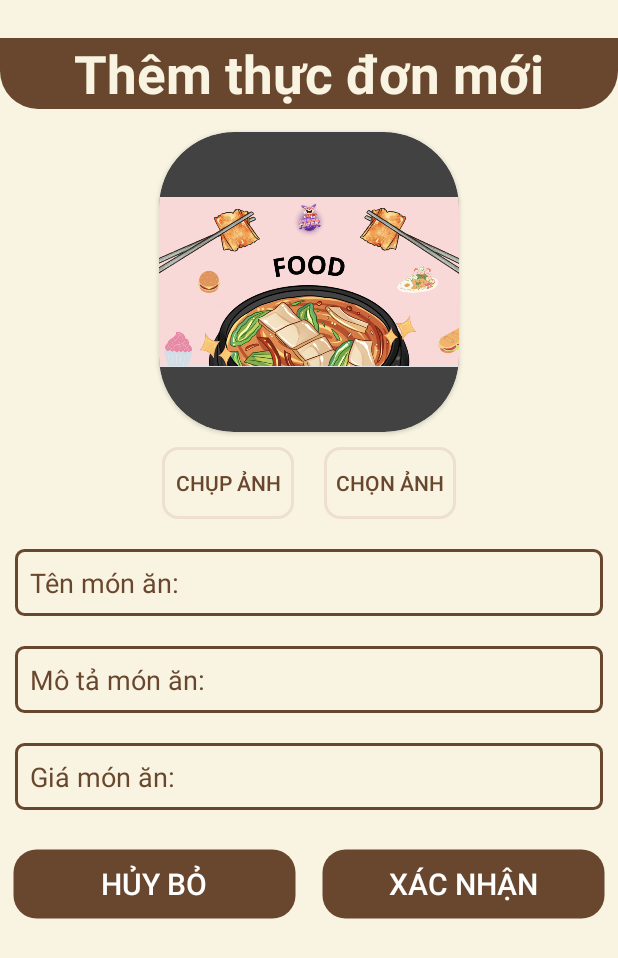
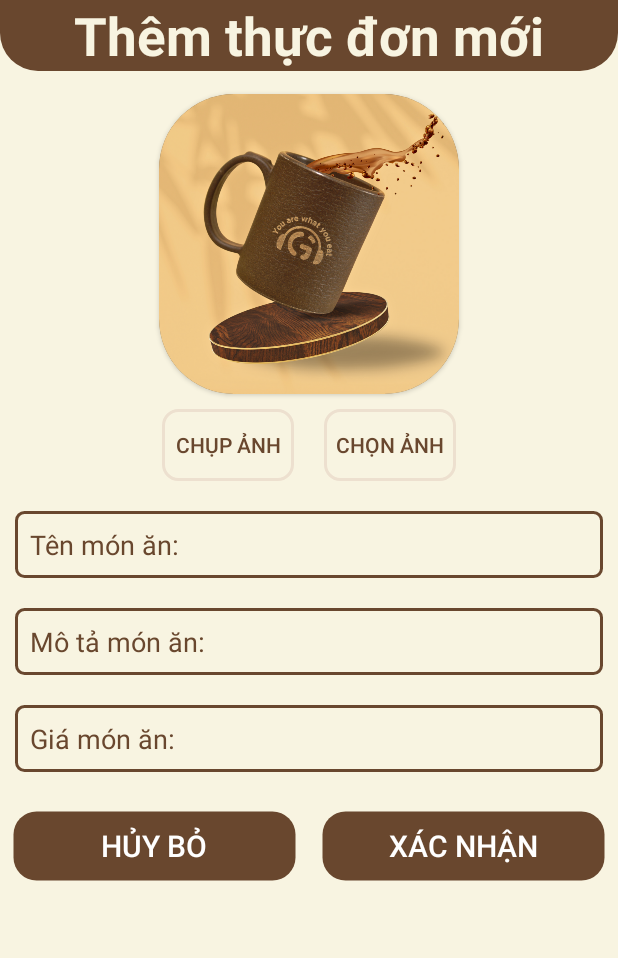
Before and after one commit to liorion-nguyen/manager-cafe, an Android app: the ThemMoiMonAnActivity screen opened directly, with no data from a screen before it, on a phone screen of 412 x 824 dp. Shown: the top 958 px of the screen. Run offline under Robolectric (Android 15) with nearby library versions, the light colour scheme and no system bars; our stand-ins replace Firebase (no records; nobody signed in at launch, a user with empty details on screens opened directly).

Commit message:
chỉnh sử ui, hinh anh

```diff
--- a/app/src/main/res/layout/activity_sua_mon_an.xml
+++ b/app/src/main/res/layout/activity_sua_mon_an.xml
@@ -35,7 +35,7 @@
                 android:layout_width="200dp"
                 android:layout_height="200dp"
                 android:layout_gravity="center"
-                android:src="@drawable/food"/>
+                android:src="@drawable/cafe"/>
 
         </androidx.cardview.widget.CardView>
 
--- a/app/src/main/res/layout/activity_them_moi_mon_an.xml
+++ b/app/src/main/res/layout/activity_them_moi_mon_an.xml
@@ -11,7 +11,6 @@
     <LinearLayout
         android:layout_width="match_parent"
         android:layout_height="match_parent"
-        android:paddingTop="25dp"
         android:orientation="vertical"
         android:background="#F8F4E1">
 
@@ -39,7 +38,7 @@
                 android:layout_width="200dp"
                 android:layout_height="200dp"
                 android:layout_gravity="center"
-                android:src="@drawable/food"/>
+                android:src="@drawable/cafe"/>
         </androidx.cardview.widget.CardView>
 
 
--- a/app/src/main/res/layout/activity_xem_mon_an.xml
+++ b/app/src/main/res/layout/activity_xem_mon_an.xml
@@ -39,7 +39,7 @@
                 android:layout_width="200dp"
                 android:layout_height="200dp"
                 android:layout_gravity="center"
-                android:src="@drawable/food"/>
+                android:src="@drawable/cafe"/>
         </androidx.cardview.widget.CardView>
 
 
```
Also changed, not shown: app/src/main/res/drawable/cafe.png (added).
